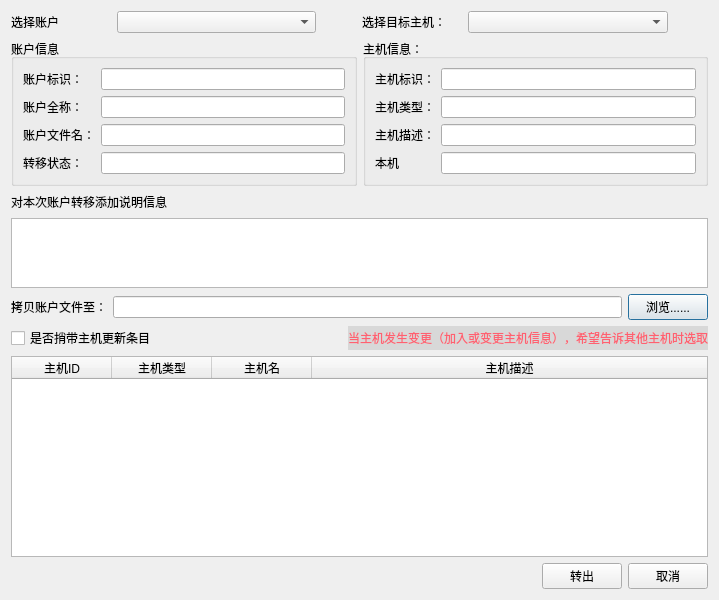
Old version of the form forms/transferoutdialog.ui in the repository wangkungit5905/PzAssistant.
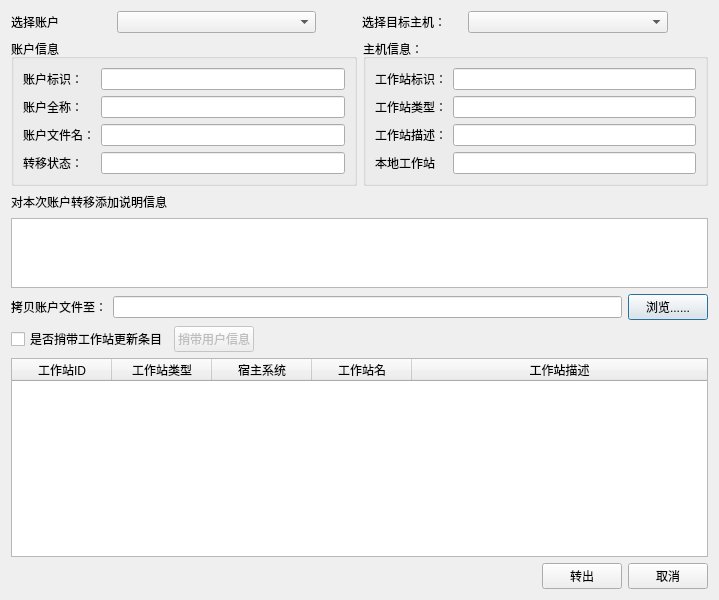
New version of the form.

Patch:
```diff
--- a/forms/transferoutdialog.ui
+++ b/forms/transferoutdialog.ui
@@ -13,7 +13,7 @@
   <property name="windowTitle">
    <string>Dialog</string>
   </property>
-  <layout class="QVBoxLayout" name="verticalLayout" stretch="1,4,1,2,1,1,10,1">
+  <layout class="QVBoxLayout" name="verticalLayout" stretch="1,3,1,2,1,1,10,1">
    <item>
     <layout class="QHBoxLayout" name="horizontalLayout" stretch="1,2,0,1,2,0">
      <item>
@@ -143,7 +143,7 @@
         <item row="1" column="0">
          <widget class="QLabel" name="label_4">
           <property name="text">
-           <string>主机类型：</string>
+           <string>工作站类型：</string>
           </property>
          </widget>
         </item>
@@ -157,7 +157,7 @@
         <item row="2" column="0">
          <widget class="QLabel" name="label_3">
           <property name="text">
-           <string>主机描述：</string>
+           <string>工作站描述：</string>
           </property>
          </widget>
         </item>
@@ -171,7 +171,7 @@
         <item row="0" column="0">
          <widget class="QLabel" name="label_2">
           <property name="text">
-           <string>主机标识：</string>
+           <string>工作站标识：</string>
           </property>
          </widget>
         </item>
@@ -185,7 +185,7 @@
         <item row="3" column="0">
          <widget class="QLabel" name="label_13">
           <property name="text">
-           <string>本机</string>
+           <string>本地工作站</string>
           </property>
          </widget>
         </item>
@@ -237,11 +237,21 @@
     </layout>
    </item>
    <item>
-    <layout class="QHBoxLayout" name="horizontalLayout_2" stretch="1,0,0">
+    <layout class="QHBoxLayout" name="horizontalLayout_2">
      <item>
       <widget class="QCheckBox" name="chkTake">
        <property name="text">
-        <string>是否捎带主机更新条目</string>
+        <string>是否捎带工作站更新条目</string>
+       </property>
+      </widget>
+     </item>
+     <item>
+      <widget class="QPushButton" name="btnTakeUser">
+       <property name="enabled">
+        <bool>false</bool>
+       </property>
+       <property name="text">
+        <string>捎带用户信息</string>
        </property>
       </widget>
      </item>
@@ -258,20 +268,6 @@
        </property>
       </spacer>
      </item>
-     <item>
-      <widget class="QLabel" name="label_6">
-       <property name="styleSheet">
-        <string notr="true">background-color: rgb(216, 216, 216);
-color: rgb(255, 96, 112);</string>
-       </property>
-       <property name="text">
-        <string>当主机发生变更（加入或变更主机信息），希望告诉其他主机时选取</string>
-       </property>
-       <property name="textFormat">
-        <enum>Qt::PlainText</enum>
-       </property>
-      </widget>
-     </item>
     </layout>
    </item>
    <item>
@@ -285,27 +281,35 @@
      <property name="selectionBehavior">
       <enum>QAbstractItemView::SelectRows</enum>
      </property>
+     <property name="columnCount">
+      <number>5</number>
+     </property>
      <attribute name="horizontalHeaderStretchLastSection">
       <bool>true</bool>
      </attribute>
      <column>
       <property name="text">
-       <string>主机ID</string>
+       <string>工作站ID</string>
       </property>
      </column>
      <column>
       <property name="text">
-       <string>主机类型</string>
+       <string>工作站类型</string>
       </property>
      </column>
      <column>
       <property name="text">
-       <string>主机名</string>
+       <string>宿主系统</string>
       </property>
      </column>
      <column>
       <property name="text">
-       <string>主机描述</string>
+       <string>工作站名</string>
+      </property>
+     </column>
+     <column>
+      <property name="text">
+       <string>工作站描述</string>
       </property>
      </column>
     </widget>
```
Left out of the diff: 5 changed lines with no effect on the pictures.
